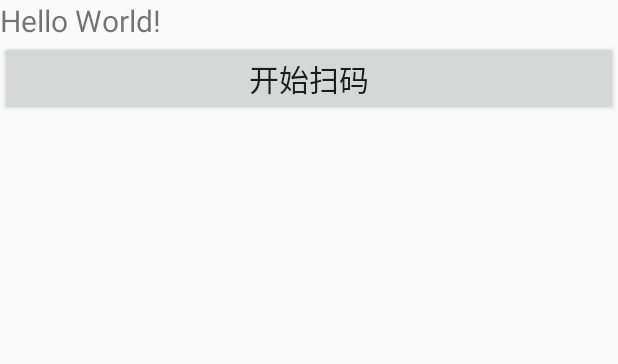
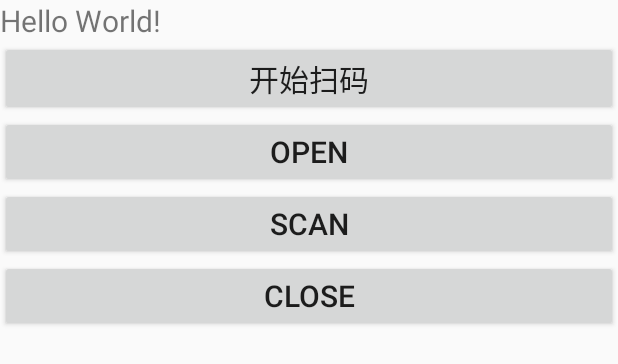
Before and after one commit to flying-vip-521/decode_sdk, an Android app: the layout activity_main.xml on its own in the app's theme, with its tools: preview values and no code run, on a phone screen of 412 x 824 dp. Shown: the top 364 px of the screen. Run offline under Robolectric (Android 15) with nearby library versions, the phone set to English and light mode, and no system bars.

Commit message:
扫码适配手持pos

```diff
--- a/app/src/main/res/layout/activity_main.xml
+++ b/app/src/main/res/layout/activity_main.xml
@@ -22,4 +22,31 @@
         android:text="开始扫码"
         android:textSize="30px" />
 
+    <Button
+        android:id="@+id/open"
+        android:layout_width="match_parent"
+        android:layout_height="wrap_content"
+        android:layout_gravity="bottom"
+        android:gravity="center"
+        android:text="Open"
+        android:textSize="30px" />
+
+    <Button
+        android:id="@+id/triger"
+        android:layout_width="match_parent"
+        android:layout_height="wrap_content"
+        android:layout_gravity="bottom"
+        android:gravity="center"
+        android:text="Scan"
+        android:textSize="30px" />
+
+    <Button
+        android:id="@+id/colse"
+        android:layout_width="match_parent"
+        android:layout_height="wrap_content"
+        android:layout_gravity="bottom"
+        android:gravity="center"
+        android:text="Close"
+        android:textSize="30px" />
+
 </LinearLayout>
--- a/framework/src/main/java/com/tencent/wx/framework/ui/IScan.java
+++ b/framework/src/main/java/com/tencent/wx/framework/ui/IScan.java
@@ -17,6 +17,8 @@ public abstract class IScan implements Application.ActivityLifecycleCallbacks {
     public IScan(OnDecodeListener listener) {
         this.listener = listener;
     }
+
+    public abstract void onTrigerScan();
 
     public void onStartScan() {
         preview = true;
--- a/scan/src/main/java/com/scan/ScanUtil.java
+++ b/scan/src/main/java/com/scan/ScanUtil.java
@@ -7,7 +7,7 @@ public class ScanUtil {
      * @return
      */
     public static boolean isJiebaoHard() {
-        return Build.PRODUCT.equals("JIEBAO_HARD");
+        return Build.PRODUCT.equals("JIEBAO_HARD") || Build.PRODUCT.equals("HT380K");
     }
 
     /**
```
Also changed, not shown: app/src/main/java/com/tencent/wx/scan/Scanner.java (+5 -12 lines), app/src/main/java/com/tencent/wx/ui/MainActivity.java (+38 -7 lines), scan/src/main/java/android_serialport_api/SerialPort.java (+19 -4 lines), scan/src/main/java/com/scan/ISerialPort.java (+6 -2 lines), scan/src/main/java/com/scan/PowerListener.java (added, +7 -0 lines), scan/src/main/java/com/scan/Scanner.java (+40 -11 lines), scan/src/main/java/com/scan/TimeoutManager.java (added, +35 -0 lines), scan/src/main/java/com/serialport/SerialPort.java (+96 -9 lines).
